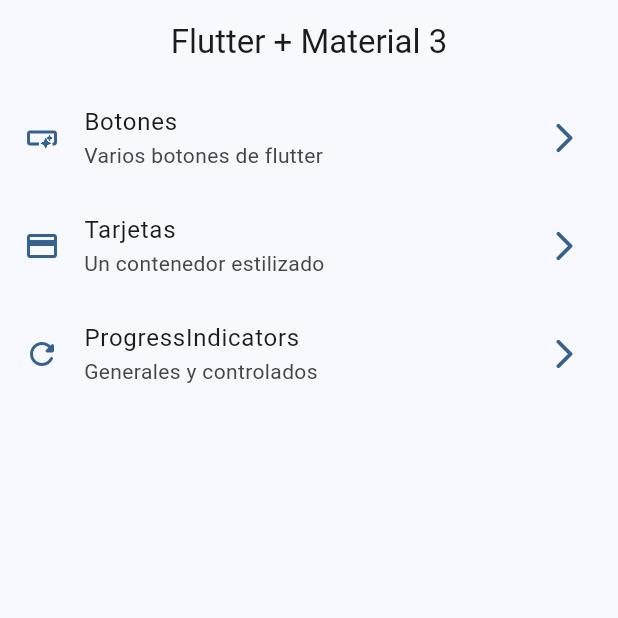
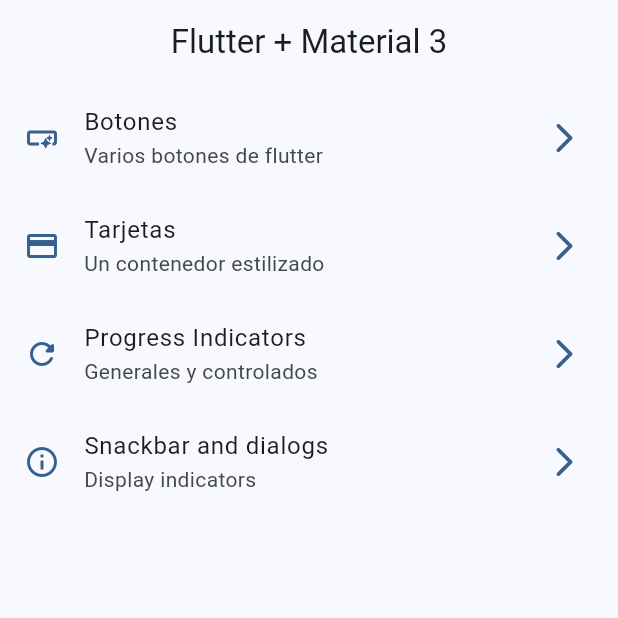
Before and after one commit to Fredy002/FlutterRiverpodWidgetsSuite, a Flutter app: the screen it shows after launch, on a phone screen of 412 x 824 dp, the top half of it. Run offline on Flutter 3.47's test engine with Material 2 defaults, Android fonts, the phone set to English and light mode, and no system bars; our stand-ins replace go_router.

Commit message:
snackbars-dialogs beendet

```diff
--- a/lib/config/menu/menuItems.dart
+++ b/lib/config/menu/menuItems.dart
@@ -26,8 +26,13 @@ const appMenuItems = <MenuItems>[
       link: '/cards',
       icon: Icons.credit_card),
   MenuItems(
-      title: 'ProgressIndicators',
+      title: 'Progress Indicators',
       subtitle: 'Generales y controlados',
       link: '/progress',
       icon: Icons.refresh_rounded),
+  MenuItems(
+      title: 'Snackbar and dialogs',
+      subtitle: 'Display indicators',
+      link: '/snackbars',
+      icon: Icons.info_outline),
 ];
--- a/lib/config/router/appRouter.dart
+++ b/lib/config/router/appRouter.dart
@@ -25,5 +25,10 @@ final appRouter = GoRouter(
     name: ProgressScreen.name,
     path: '/progress',
     builder: (context, state) => const ProgressScreen(),
+  ),
+  GoRoute(
+    name: SnackbarScreen.name,
+    path: '/snackbars',
+    builder: (context, state) => const SnackbarScreen(),
   )
 ]);
--- a/lib/main.dart
+++ b/lib/main.dart
@@ -12,6 +12,7 @@ class MainApp extends StatelessWidget {
   @override
   Widget build(BuildContext context) {
     return MaterialApp.router(
+      title: 'Flutter Widgets',
       routerConfig: appRouter,
       debugShowCheckedModeBanner: false,
       theme: AppTheme(selectedColor: 0).getTheme(),
```
Also changed, not shown: lib/src/screens/snackbar/snackbarScrenn.dart (+60 -1 lines).
